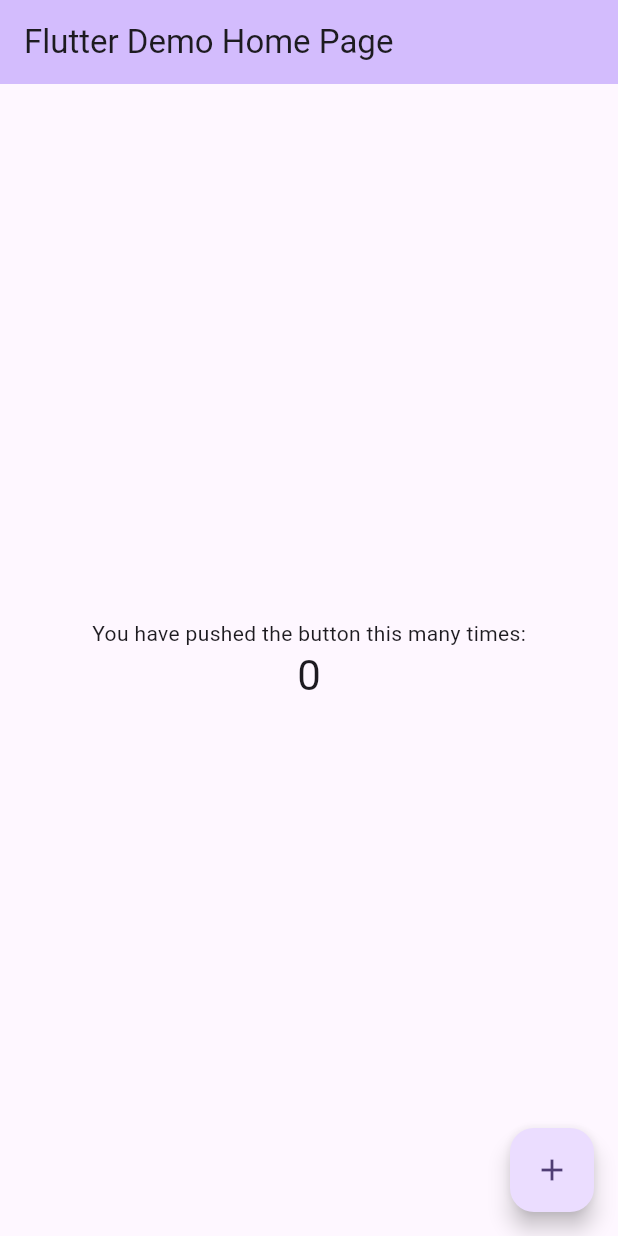
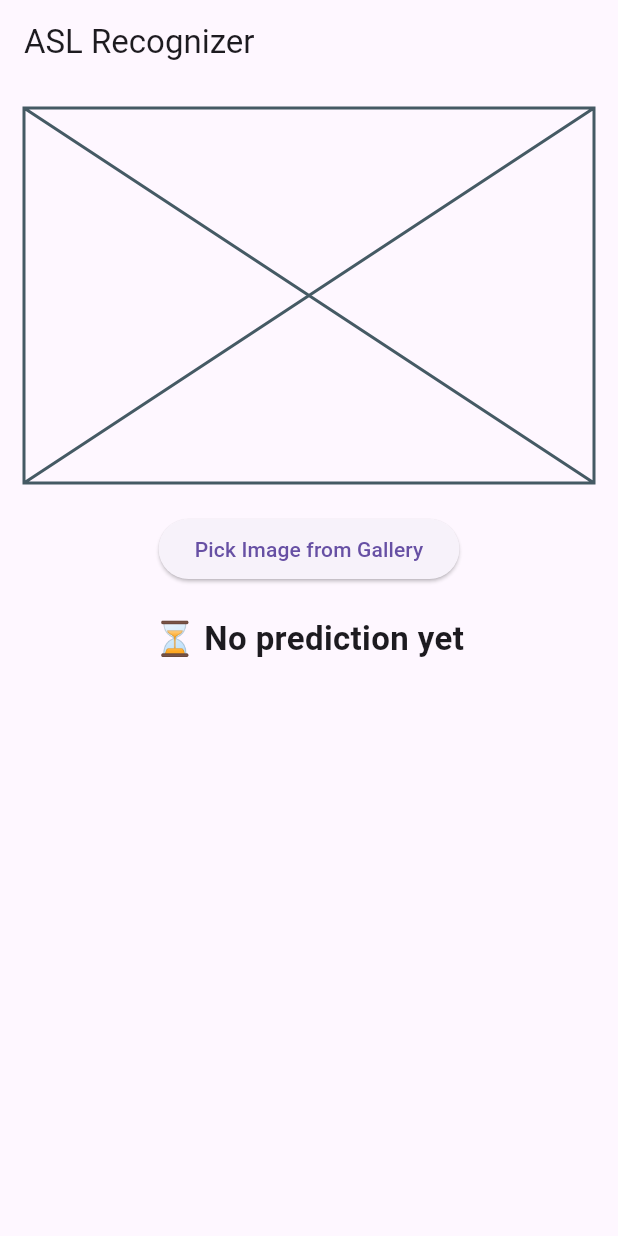
Before and after one commit to hanahatem1/sign_languages_app, a Flutter app: the screen it shows after launch, on a phone screen of 412 x 824 dp. Run offline on Flutter 3.47's test engine with Material 3 defaults, Android fonts, the phone set to English and light mode, and no system bars; our stand-ins replace image_picker; missing offline and left inert: tflite_flutter.

Commit message:
add code

```diff
--- a/lib/main.dart
+++ b/lib/main.dart
@@ -1,4 +1,5 @@
 import 'package:flutter/material.dart';
+import 'package:sign_languages_app/sign_languages_recognizer.dart';
 
 void main() {
   runApp(const MyApp());
@@ -11,112 +12,8 @@ class MyApp extends StatelessWidget {
   @override
   Widget build(BuildContext context) {
     return MaterialApp(
-      title: 'Flutter Demo',
-      theme: ThemeData(
-        // This is the theme of your application.
-        //
-        // TRY THIS: Try running your application with "flutter run". You'll see
-        // the application has a purple toolbar. Then, without quitting the app,
-        // try changing the seedColor in the colorScheme below to Colors.green
-        // and then invoke "hot reload" (save your changes or press the "hot
-        // reload" button in a Flutter-supported IDE, or press "r" if you used
-        // the command line to start the app).
-        //
-        // Notice that the counter didn't reset back to zero; the application
-        // state is not lost during the reload. To reset the state, use hot
-        // restart instead.
-        //
-        // This works for code too, not just values: Most code changes can be
-        // tested with just a hot reload.
-        colorScheme: ColorScheme.fromSeed(seedColor: Colors.deepPurple),
-      ),
-      home: const MyHomePage(title: 'Flutter Demo Home Page'),
+      debugShowCheckedModeBanner: false,
+      home: SignLanguageRecognizer(),
     );
   }
 }
-
-class MyHomePage extends StatefulWidget {
-  const MyHomePage({super.key, required this.title});
-
-  // This widget is the home page of your application. It is stateful, meaning
-  // that it has a State object (defined below) that contains fields that affect
-  // how it looks.
-
-  // This class is the configuration for the state. It holds the values (in this
-  // case the title) provided by the parent (in this case the App widget) and
-  // used by the build method of the State. Fields in a Widget subclass are
-  // always marked "final".
-
-  final String title;
-
-  @override
-  State<MyHomePage> createState() => _MyHomePageState();
-}
-
-class _MyHomePageState extends State<MyHomePage> {
-  int _counter = 0;
-
-  void _incrementCounter() {
-    setState(() {
-      // This call to setState tells the Flutter framework that something has
-      // changed in this State, which causes it to rerun the build method below
-      // so that the display can reflect the updated values. If we changed
-      // _counter without calling setState(), then the build method would not be
-      // called again, and so nothing would appear to happen.
-      _counter++;
-    });
-  }
-
-  @override
-  Widget build(BuildContext context) {
-    // This method is rerun every time setState is called, for instance as done
-    // by the _incrementCounter method above.
-    //
-    // The Flutter framework has been optimized to make rerunning build methods
-    // fast, so that you can just rebuild anything that needs updating rather
-    // than having to individually change instances of widgets.
-    return Scaffold(
-      appBar: AppBar(
-        // TRY THIS: Try changing the color here to a specific color (to
-        // Colors.amber, perhaps?) and trigger a hot reload to see the AppBar
-        // change color while the other colors stay the same.
-        backgroundColor: Theme.of(context).colorScheme.inversePrimary,
-        // Here we take the value from the MyHomePage object that was created by
-        // the App.build method, and use it to set our appbar title.
-        title: Text(widget.title),
-      ),
-      body: Center(
-        // Center is a layout widget. It takes a single child and positions it
-        // in the middle of the parent.
-        child: Column(
-          // Column is also a layout widget. It takes a list of children and
-          // arranges them vertically. By default, it sizes itself to fit its
-          // children horizontally, and tries to be as tall as its parent.
-          //
-          // Column has various properties to control how it sizes itself and
-          // how it positions its children. Here we use mainAxisAlignment to
-          // center the children vertically; the main axis here is the vertical
-          // axis because Columns are vertical (the cross axis would be
-          // horizontal).
-          //
-          // TRY THIS: Invoke "debug painting" (choose the "Toggle Debug Paint"
-          // action in the IDE, or press "p" in the console), to see the
-          // wireframe for each widget.
-          mainAxisAlignment: MainAxisAlignment.center,
-          children: <Widget>[
-            const Text('You have pushed the button this many times:'),
-            Text(
-              '$_counter',
-              style: Theme.of(context).textTheme.headlineMedium,
-            ),
-          ],
-        ),
-      ),
-      floatingActionButton: FloatingActionButton(
-        onPressed: _incrementCounter,
-        tooltip: 'Increment',
-        child: const Icon(Icons.add),
-      ), // This trailing comma makes auto-formatting nicer for build methods.
-    );
-  }
-}
--- /dev/null
+++ b/lib/sign_languages_recognizer.dart
@@ -0,0 +1,131 @@
+import 'dart:io';
+import 'dart:typed_data';
+import 'package:flutter/material.dart';
+import 'package:image/image.dart' as img;
+import 'package:image_picker/image_picker.dart';
+import 'package:tflite_flutter/tflite_flutter.dart';
+
+class SignLanguageRecognizer extends StatefulWidget {
+  @override
+  _SignLanguageRecognizerState createState() => _SignLanguageRecognizerState();
+}
+
+class _SignLanguageRecognizerState extends State<SignLanguageRecognizer> {
+  File? _image;
+  String _prediction = '';
+  Interpreter? _interpreter;
+
+  final picker = ImagePicker();
+
+  @override
+  void initState() {
+    super.initState();
+    loadModel();
+  }
+
+  Future<void> loadModel() async {
+    try {
+      _interpreter = await Interpreter.fromAsset('sign_language_model.tflite');
+      print("✅ Model loaded");
+    } catch (e) {
+      print("❌ Failed to load model: $e");
+    }
+  }
+
+  Future<void> pickImage() async {
+    final pickedFile = await picker.pickImage(source: ImageSource.gallery);
+
+    if (pickedFile != null) {
+      File imageFile = File(pickedFile.path);
+      setState(() => _image = imageFile);
+      await runModelOnImage(imageFile);
+    }
+  }
+
+  Future<void> runModelOnImage(File imageFile) async {
+    if (_interpreter == null) {
+      print("❌ Interpreter not loaded.");
+      return;
+    }
+
+    final bytes = await imageFile.readAsBytes();
+    img.Image? image = img.decodeImage(bytes);
+    if (image == null) {
+      print("❌ Failed to decode image");
+      return;
+    }
+
+    const int inputSize = 224;
+    image = img.copyResize(image, width: inputSize, height: inputSize);
+
+    Float32List input = Float32List(inputSize * inputSize * 3);
+    int pixelIndex = 0;
+    for (int y = 0; y < inputSize; y++) {
+      for (int x = 0; x < inputSize; x++) {
+        final pixel = image.getPixel(x, y);
+        // The Pixel class in image package stores RGBA values
+        // We need to access them using the proper property getters
+        final r = pixel.r;
+        final g = pixel.g;
+        final b = pixel.b;
+
+        input[pixelIndex++] = r / 255.0;  // Red
+        input[pixelIndex++] = g / 255.0;  // Green
+        input[pixelIndex++] = b / 255.0;  // Blue
+      }
+    }
+
+    // Convert input to the required 4D shape
+    List<List<List<List<double>>>> inputTensor = [
+      List.generate(inputSize, (y) =>
+        List.generate(inputSize, (x) =>
+          List.generate(3, (c) => input[(y * inputSize + x) * 3 + c])
+        )
+      )
+    ];
+
+    var output = List.filled(29, 0.0).reshape([1, 29]);
+
+    _interpreter!.run(inputTensor, output);
+
+    int maxIndex = 0;
+    double maxConfidence = output[0][0];
+    for (int i = 1; i < output[0].length; i++) {
+      if (output[0][i] > maxConfidence) {
+        maxConfidence = output[0][i];
+        maxIndex = i;
+      }
+    }
+
+    setState(() {
+      _prediction = String.fromCharCode(65 + maxIndex);
+    });
+  }
+
+  @override
+  Widget build(BuildContext context) {
+    return Scaffold(
+      appBar: AppBar(title: Text("ASL Recognizer")),
+      body: Padding(
+        padding: const EdgeInsets.all(16),
+        child: Column(
+          children: [
+            _image != null
+                ? Image.file(_image!, height: 250)
+                : Placeholder(fallbackHeight: 250),
+            SizedBox(height: 20),
+            ElevatedButton(
+              onPressed: pickImage,
+              child: Text("Pick Image from Gallery"),
+            ),
+            SizedBox(height: 20),
+            Text(
+              _prediction.isNotEmpty ? "🔤 Predicted: $_prediction" : "⏳ No prediction yet",
+              style: TextStyle(fontSize: 22, fontWeight: FontWeight.bold),
+            )
+          ],
+        ),
+      ),
+    );
+  }
+}
```
Also changed, not shown: pubspec.yaml (+5 -2 lines), pubspec.lock, 6 other files.
